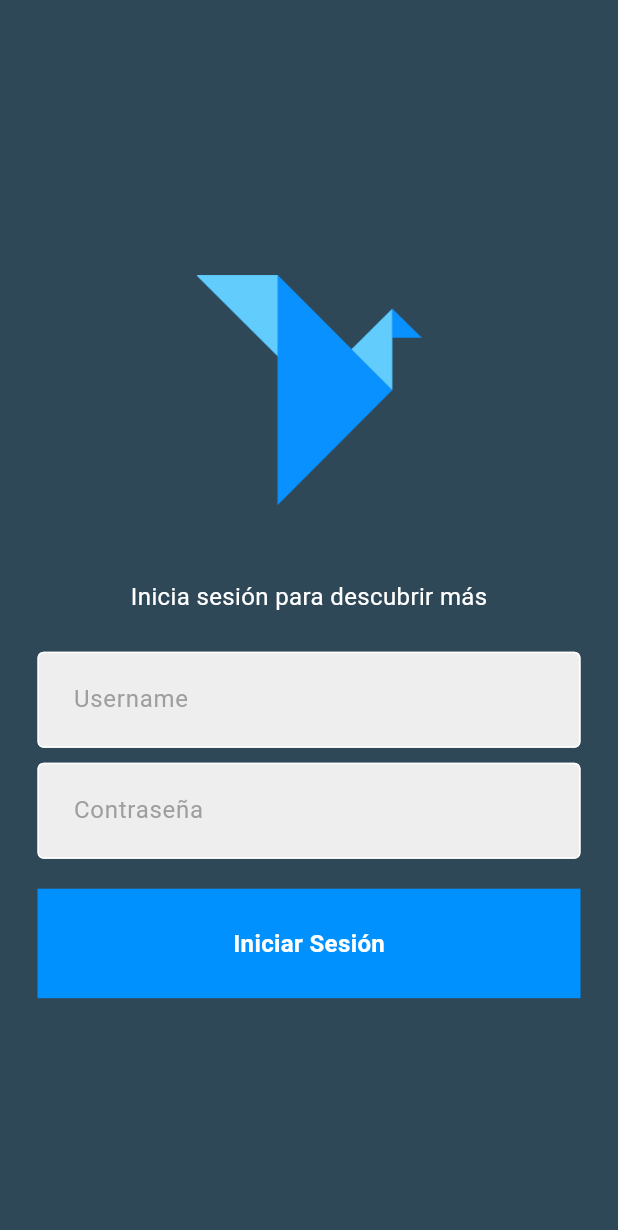
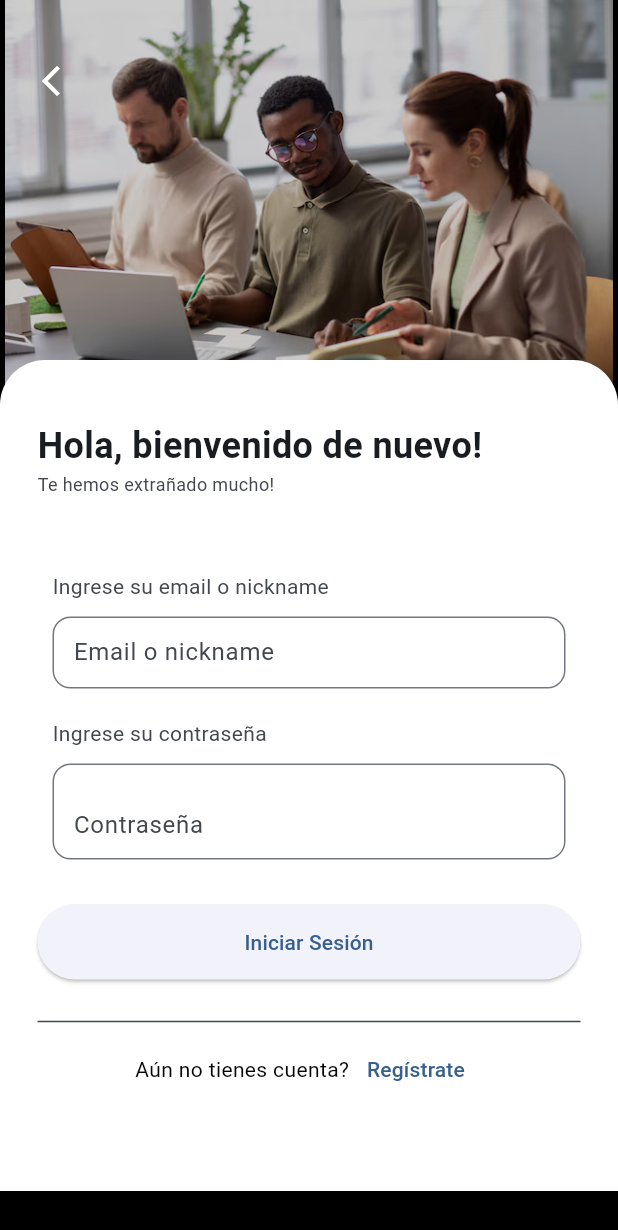
Before and after one commit to Arquisoft-2F/leare_fa, a Flutter app: the screen it shows after launch, after a tap on "Iniciar Sesión", on a phone screen of 412 x 824 dp. Shown: the top 1230 px of the screen. Run offline on Flutter 3.47's test engine with Material 3 defaults, Android fonts, the phone set to English and light mode, and no system bars; our stand-ins replace country_picker, video_player.

Commit message:
refactor: redesign login page

```diff
--- a/lib/main.dart
+++ b/lib/main.dart
@@ -1,8 +1,6 @@
 import 'package:flutter/material.dart';
-import 'package:leare_fa/pages/loggedin_page.dart';
-import 'pages/login_page.dart';
-import 'pages/register_page.dart';
-import 'pages/landing_page.dart';
+
+import 'pages/pages.dart';
 
 void main() {
   runApp(const MyApp());
@@ -15,9 +13,15 @@ class MyApp extends StatelessWidget {
   Widget build(BuildContext context) {
     return MaterialApp(
       debugShowCheckedModeBanner: false,
+      theme: ThemeData(
+        colorScheme: ColorScheme.fromSeed(
+            seedColor: const Color.fromARGB(255, 4, 58, 102),
+            secondary: const Color.fromARGB(255, 98, 204, 252)),
+        useMaterial3: true,
+      ),
       home: const LandingPage(),
       routes: {
-        '/login': (context) => LoginPage(),
+        '/login': (context) => const LoginPage(),
         '/register': (context) => const RegisterPage(),
         '/home': (context) => const LoggedInPage(),
       },
--- a/lib/pages/landing_page.dart
+++ b/lib/pages/landing_page.dart
@@ -28,6 +28,13 @@ class LandingPageState extends State<LandingPage> {
     //   Navigator.pushNamed(context, '/home');
     //}
 }
+
+  @override
+  void dispose() {
+    _controller.dispose();
+    super.dispose();
+  }
+
 
   @override
   Widget build(BuildContext context) {
@@ -81,11 +88,12 @@ class LandingPageState extends State<LandingPage> {
               ElevatedButton(
                 style: ElevatedButton.styleFrom(
                   padding: const EdgeInsets.symmetric(horizontal: 30, vertical: 15),
+                  backgroundColor: Theme.of(context).colorScheme.primaryContainer,
                 ),
                 onPressed: () {
                   Navigator.pushNamed(context, '/login');
                 },
-                child: const Text('Iniciar Sesión', style: TextStyle(color: Color.fromARGB(255, 0, 145, 255)),),
+                child: Text('Iniciar Sesión', style: TextStyle(color: Theme.of(context).colorScheme.onPrimaryContainer),),
               ),
               const SizedBox(height: 20),
               Row(
@@ -96,7 +104,7 @@ class LandingPageState extends State<LandingPage> {
                     onPressed: () {
                       Navigator.pushNamed(context, '/register');
                     },
-                    child: const Text('Regístrate', style: TextStyle(color: Color.fromARGB(255, 0, 145, 255)),
+                    child: Text('Regístrate', style: TextStyle(color: Theme.of(context).colorScheme.secondary),
                   ),
               )],
               ),
--- a/lib/pages/login_page.dart
+++ b/lib/pages/login_page.dart
@@ -1,78 +1,128 @@
+import 'package:flutter/material.dart';
+import 'package:leare_fa/widgets/widgets.dart';
 
-import 'package:flutter/material.dart';
-import 'package:leare_fa/components/my_button.dart';
-import 'package:leare_fa/components/my_textfield.dart';
+class LoginPage extends StatefulWidget {
+  const LoginPage({super.key});
 
-class LoginPage extends StatelessWidget {
-  LoginPage({super.key});
+  @override
+  State<LoginPage> createState() => _LoginPageState();
+}
 
+class _LoginPageState extends State<LoginPage> {
   // text editing controllers
   final usernameController = TextEditingController();
+
   final passwordController = TextEditingController();
 
   // sign user in method
-  void signUserIn() {
-
-  }
+  void signUserIn() {}
 
   @override
   Widget build(BuildContext context) {
     return Scaffold(
-      backgroundColor: const Color.fromARGB(255, 47, 72, 88),
-      body: SafeArea(
-        child: Center(
-          child: Column(
-            mainAxisAlignment: MainAxisAlignment.center,
+      backgroundColor: Colors.black,
+      body: Column(
+        mainAxisAlignment: MainAxisAlignment.start,
+        children: <Widget>[
+          Stack(
+            alignment: Alignment.center,
             children: [
-              const SizedBox(height: 25),
-
-              // logo
               const Image(
-                image: AssetImage('assets/leare.png'),
-                width: 150,
-                ),
-
-              const SizedBox(height: 50),
-
-              const Text(
-                'Inicia sesión para descubrir más',
-                style: TextStyle(
-                  color: Colors.white,
-                  fontSize: 16,
-                ),
+                image: AssetImage('assets/background.png'),
+                width: double.infinity,
+                height: 270,
               ),
-
-              const SizedBox(height: 25),
-
-              // username textfield
-              MyTextField(
-                controller: usernameController,
-                hintText: 'Username',
-                obscureText: false,
-                size: 20,
+              // Dark low opacity layer
+              Container(
+                height: 270,
+                color: Colors.black.withOpacity(0.2),
               ),
-
-              const SizedBox(height: 10),
-
-              // password textfield
-              MyTextField(
-                controller: passwordController,
-                hintText: 'Contraseña',
-                obscureText: true,
-                size: 20,
-              ),
-
-
-              const SizedBox(height: 20),
-
-              MyButton(
-                onTap: () => Navigator.pushNamed(context, '/home'),
-                text: 'Iniciar Sesión',
-                size: 25,
+              Positioned(
+                top: 30.0,
+                left: 10.0,
+                child: IconButton(
+                    onPressed: () {
+                      Navigator.pop(context);
+                    },
+                    icon: const Icon(Icons.arrow_back_ios_new,
+                        color: Colors.white)),
               ),
             ],
           ),
-        ),
+          Expanded(
+            child: Container(
+              transform: Matrix4.translationValues(0.0, -30.0, 0.0),
+              height: 100,
+              decoration: const BoxDecoration(
+                color: Colors.white,
+                borderRadius: BorderRadius.only(
+                  topLeft: Radius.circular(30),
+                  topRight: Radius.circular(30),
+                ),
+              ),
+              child: Padding(
+                padding: const EdgeInsets.only(
+                  top: 40.0,
+                  left: 25.0,
+                  right: 25.0,
+                ),
+                child: Column(
+                  crossAxisAlignment: CrossAxisAlignment.start,
+                  children: [
+                    Text(
+                      'Hola, bienvenido de nuevo!',
+                      style: TextStyle(
+                        color: Theme.of(context).colorScheme.onSurface,
+                        fontSize: 24,
+                        fontWeight: FontWeight.bold,
+                      ),
+                    ),
+                    Text(
+                      'Te hemos extrañado mucho!',
+                      style: TextStyle(
+                        color: Theme.of(context).colorScheme.onSurfaceVariant,
+                        fontSize: 12,
+                      ),
+                    ),
+                    const SizedBox(height: 20),
+                    const LoginForm(),
+                    const SizedBox(height: 20),
+                    Column(
+                      mainAxisAlignment: MainAxisAlignment.center,
+                      children: [
+                        Divider(
+                          color: Theme.of(context).colorScheme.onSurfaceVariant,
+                          thickness: 1,
+                        ),
+                        Row(
+                          mainAxisAlignment: MainAxisAlignment.center,
+                          children: [
+                            const Text(
+                              "Aún no tienes cuenta?",
+                              style: TextStyle(color: Colors.black),
+                            ),
+                            TextButton(
+                              onPressed: () {
+                                Navigator.pushNamed(context, '/register');
+                              },
+                              child: Text(
+                                'Regístrate',
+                                style: TextStyle(
+                                    color: Theme.of(context)
+                                        .colorScheme
+                                        .primary),
+                              ),
+                            )
+                          ],
+                        ),
+                      ],
+                    )
+                  ],
+                ),
+              ),
+            ),
+          ),
+        ],
       ),
     );
   }
--- /dev/null
+++ b/lib/pages/pages.dart
@@ -0,0 +1,4 @@
+export 'landing_page.dart';
+export 'login_page.dart';
+export 'register_page.dart';
+export 'loggedin_page.dart';
--- a/lib/pages/register_page.dart
+++ b/lib/pages/register_page.dart
@@ -1,6 +1,6 @@
 import 'package:flutter/material.dart';
-import 'package:leare_fa/components/my_button.dart';
-import 'package:leare_fa/components/my_textfield.dart';
+import 'package:leare_fa/widgets/my_button.dart';
+import 'package:leare_fa/widgets/my_textfield.dart';
 import 'package:country_picker/country_picker.dart';
 
 class RegisterPage extends StatefulWidget {
@@ -162,6 +162,7 @@ class RegisterPageState extends State<RegisterPage> {
                     GestureDetector(
                       onTap: () {
                         // Navigate to login page
+                        Navigator.pushNamed(context, '/login');
                       },
                       child: const Text(
                         'Inicia sesión',
--- /dev/null
+++ b/lib/widgets/forms/forms.dart
@@ -0,0 +1 @@
+export 'login_form.dart';
--- /dev/null
+++ b/lib/widgets/forms/login_form.dart
@@ -0,0 +1,112 @@
+import 'package:flutter/material.dart';
+import 'package:flutter/rendering.dart';
+import 'package:flutter/services.dart';
+import 'package:flutter/widgets.dart';
+
+class LoginForm extends StatefulWidget {
+  const LoginForm({super.key});
+
+  @override
+  State<LoginForm> createState() => _LoginFormState();
+}
+
+class _LoginFormState extends State<LoginForm> {
+  final _formKey = GlobalKey<FormState>();
+  final usernameController = TextEditingController();
+  final passwordController = TextEditingController();
+  bool _obscurePassword = true;
+
+  @override
+  Widget build(BuildContext context) {
+    return Form(
+      key: _formKey,
+      child: Column(
+        children: <Widget>[
+          const SizedBox(height: 20),
+          Padding(
+            padding: const EdgeInsets.all(10.0),
+            child: Column(
+              crossAxisAlignment: CrossAxisAlignment.start,
+              children: [
+                Text(
+                  'Ingrese su email o nickname',
+                  style: TextStyle(
+                    color: Theme.of(context).colorScheme.onSurfaceVariant,
+                  )
+                ),
+                const SizedBox(height: 10.0,),
+                TextField(
+                  controller: usernameController,
+                  enableSuggestions: true,
+                  keyboardType: TextInputType.emailAddress,
+                  decoration: const InputDecoration(
+                    hintText: 'Email o nickname',
+                    contentPadding: EdgeInsets.symmetric(vertical: 8.0, horizontal: 10),
+                    border: OutlineInputBorder(
+                      borderRadius: BorderRadius.all(Radius.circular(12.0)),
+                    ),
+                  ),
+                ),
+              ],
+            ),
+          ),
+          Padding(
+            padding: const EdgeInsets.all(10.0),
+            child: Column(
+              crossAxisAlignment: CrossAxisAlignment.start,
+              children: [
+                Text(
+                  'Ingrese su contraseña',
+                  style: TextStyle(
+                    color: Theme.of(context).colorScheme.onSurfaceVariant,
+                  )
+                ),
+                const SizedBox(height: 10.0,),
+                TextField(
+                  controller: passwordController,
+                  obscureText: _obscurePassword,
+                  enableSuggestions: true,
+                  autocorrect: false,
+                  // change height of the textfield
+
+                  decoration: InputDecoration(
+                    hintText: 'Contraseña',
+                    contentPadding: const EdgeInsets.symmetric(vertical: 8.0, horizontal: 10),
+                    border: const OutlineInputBorder(
+                      borderRadius: BorderRadius.all(Radius.circular(12.0)),
+                    ),
+                    suffix: IconButton(
+                      icon: _obscurePassword ? const Icon(Icons.visibility_off) : const Icon(Icons.visibility),
+                      onPressed: () {
+                        // change the state of the textfield
+                        setState(() {
+                          _obscurePassword = !_obscurePassword;
+                        });
+                      },
+                    )
+                  ),
+                ),
+              ],
+            ),
+          ),
+          const SizedBox(height: 20),
+          ElevatedButton(
+            onPressed: () {
+              if (_formKey.currentState!.validate()) {
+                ScaffoldMessenger.of(context).showSnackBar(
+                  const SnackBar(content: Text('Processing Data')),
+                );
+              }
+            },
+            style: ElevatedButton.styleFrom(
+              minimumSize: const Size(double.infinity, 50),
+              padding: const EdgeInsets.symmetric(horizontal: 30, vertical: 15),
+
+            ),
+            child: const Text('Iniciar Sesión'),
+          ),
+        ],
+      )
+    );
+  }
+}
--- /dev/null
+++ b/lib/widgets/widgets.dart
@@ -0,0 +1,4 @@
+export 'my_button.dart';
+export 'my_textfield.dart';
+export 'square_tile.dart';
+export 'forms/forms.dart';
```
Also changed, not shown: lib/widgets/my_button.dart (renamed from lib/components/my_button.dart), lib/widgets/my_textfield.dart (renamed from lib/components/my_textfield.dart), lib/widgets/square_tile.dart (renamed from lib/components/square_tile.dart).
